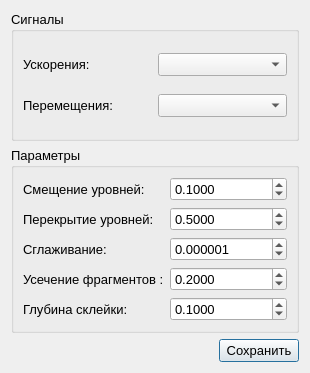
First picture: the form in gui/LevelsWindow.ui, repository Qinterfly/EvalSig, before the edit.
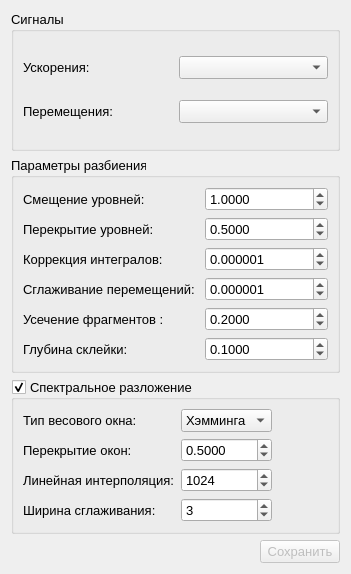
Second picture: the form after the edit.

Patch:
```diff
--- a/gui/LevelsWindow.ui
+++ b/gui/LevelsWindow.ui
@@ -6,8 +6,8 @@
    <rect>
     <x>0</x>
     <y>0</y>
-    <width>310</width>
-    <height>373</height>
+    <width>351</width>
+    <height>574</height>
    </rect>
   </property>
   <property name="sizePolicy">
@@ -27,6 +27,12 @@
   <layout class="QVBoxLayout" name="verticalLayout_2">
    <item>
     <widget class="QGroupBox" name="groupBoxSignals">
+     <property name="sizePolicy">
+      <sizepolicy hsizetype="Preferred" vsizetype="Minimum">
+       <horstretch>0</horstretch>
+       <verstretch>0</verstretch>
+      </sizepolicy>
+     </property>
      <property name="title">
       <string>Сигналы</string>
      </property>
@@ -56,8 +62,14 @@
    </item>
    <item>
     <widget class="QGroupBox" name="groupBoxParams">
+     <property name="sizePolicy">
+      <sizepolicy hsizetype="Preferred" vsizetype="Minimum">
+       <horstretch>0</horstretch>
+       <verstretch>0</verstretch>
+      </sizepolicy>
+     </property>
      <property name="title">
-      <string>Параметры</string>
+      <string>Параметры разбиения</string>
      </property>
      <layout class="QGridLayout" name="gridLayout_3">
       <item row="2" column="1">
@@ -66,7 +78,7 @@
          <number>4</number>
         </property>
         <property name="maximum">
-         <double>1.000000000000000</double>
+         <double>0.999900000000000</double>
         </property>
         <property name="stepType">
          <enum>QAbstractSpinBox::AdaptiveDecimalStepType</enum>
@@ -76,27 +88,43 @@
         </property>
        </widget>
       </item>
-      <item row="2" column="0">
-       <widget class="QLabel" name="labelOverlapFactor">
+      <item row="3" column="0">
+       <widget class="QLabel" name="labelSmoothIntegrFactor">
         <property name="text">
-         <string>Перекрытие уровней: </string>
+         <string>Коррекция интегралов: </string>
         </property>
        </widget>
       </item>
-      <item row="4" column="0">
+      <item row="4" column="1">
+       <widget class="QDoubleSpinBox" name="spinBoxSmoothApproxFactor">
+        <property name="decimals">
+         <number>6</number>
+        </property>
+        <property name="maximum">
+         <double>1.000000000000000</double>
+        </property>
+        <property name="stepType">
+         <enum>QAbstractSpinBox::AdaptiveDecimalStepType</enum>
+        </property>
+        <property name="value">
+         <double>0.000001000000000</double>
+        </property>
+       </widget>
+      </item>
+      <item row="5" column="0">
        <widget class="QLabel" name="labelTruncatePercent">
         <property name="text">
          <string>Усечение фрагментов :</string>
         </property>
        </widget>
       </item>
-      <item row="1" column="1">
-       <widget class="QDoubleSpinBox" name="doubleSpinBoxLevelStep">
+      <item row="6" column="1">
+       <widget class="QDoubleSpinBox" name="spinBoxDepthGluing">
         <property name="decimals">
          <number>4</number>
         </property>
         <property name="maximum">
-         <double>100000.000000000000000</double>
+         <double>1.000000000000000</double>
         </property>
         <property name="stepType">
          <enum>QAbstractSpinBox::AdaptiveDecimalStepType</enum>
@@ -106,6 +134,38 @@
         </property>
        </widget>
       </item>
+      <item row="5" column="1">
+       <widget class="QDoubleSpinBox" name="spinBoxTruncatePercent">
+        <property name="decimals">
+         <number>4</number>
+        </property>
+        <property name="maximum">
+         <double>1.000000000000000</double>
+        </property>
+        <property name="stepType">
+         <enum>QAbstractSpinBox::AdaptiveDecimalStepType</enum>
+        </property>
+        <property name="value">
+         <double>0.200000000000000</double>
+        </property>
+       </widget>
+      </item>
+      <item row="3" column="1">
+       <widget class="QDoubleSpinBox" name="spinBoxSmoothIntegrFactor">
+        <property name="decimals">
+         <number>6</number>
+        </property>
+        <property name="maximum">
+         <double>1.000000000000000</double>
+        </property>
+        <property name="stepType">
+         <enum>QAbstractSpinBox::AdaptiveDecimalStepType</enum>
+        </property>
+        <property name="value">
+         <double>0.000001000000000</double>
+        </property>
+       </widget>
+      </item>
       <item row="1" column="0">
        <widget class="QLabel" name="labelLevelStep">
         <property name="text">
@@ -113,65 +173,205 @@
         </property>
        </widget>
       </item>
-      <item row="3" column="0">
-       <widget class="QLabel" name="labelSmoothApproxFactor">
+      <item row="2" column="0">
+       <widget class="QLabel" name="labelOverlapFactor">
         <property name="text">
-         <string>Сглаживание: </string>
+         <string>Перекрытие уровней: </string>
         </property>
        </widget>
       </item>
-      <item row="3" column="1">
-       <widget class="QDoubleSpinBox" name="doubleSpinBoxSmoothApproxFactor">
+      <item row="1" column="1">
+       <widget class="QDoubleSpinBox" name="spinBoxLevelStep">
         <property name="decimals">
-         <number>6</number>
+         <number>4</number>
         </property>
         <property name="maximum">
-         <double>1.000000000000000</double>
+         <double>100000.000000000000000</double>
         </property>
         <property name="stepType">
          <enum>QAbstractSpinBox::AdaptiveDecimalStepType</enum>
         </property>
         <property name="value">
-         <double>0.000001000000000</double>
+         <double>1.000000000000000</double>
         </property>
        </widget>
       </item>
-      <item row="5" column="0">
+      <item row="6" column="0">
        <widget class="QLabel" name="labelDepthGluing">
         <property name="text">
          <string>Глубина склейки:</string>
         </property>
        </widget>
       </item>
-      <item row="4" column="1">
-       <widget class="QDoubleSpinBox" name="doubleSpinBoxTruncatePercent">
+      <item row="4" column="0">
+       <widget class="QLabel" name="labelSmoothApproxFactor">
+        <property name="text">
+         <string>Сглаживание перемещений: </string>
+        </property>
+       </widget>
+      </item>
+     </layout>
+    </widget>
+   </item>
+   <item>
+    <widget class="QGroupBox" name="groupBoxPowerSpectralDensity">
+     <property name="sizePolicy">
+      <sizepolicy hsizetype="Preferred" vsizetype="Minimum">
+       <horstretch>0</horstretch>
+       <verstretch>0</verstretch>
+      </sizepolicy>
+     </property>
+     <property name="title">
+      <string>Спектральное разложение</string>
+     </property>
+     <property name="checkable">
+      <bool>true</bool>
+     </property>
+     <layout class="QGridLayout" name="gridLayout_4">
+      <item row="0" column="0">
+       <widget class="QLabel" name="labelWeightWindowType">
+        <property name="text">
+         <string>Тип весового окна:</string>
+        </property>
+       </widget>
+      </item>
+      <item row="1" column="0">
+       <widget class="QLabel" name="labelSpectrumOverlapFactor">
+        <property name="text">
+         <string>Перекрытие окон:</string>
+        </property>
+       </widget>
+      </item>
+      <item row="1" column="1">
+       <widget class="QDoubleSpinBox" name="spinBoxSpectrumOverlapFactor">
         <property name="decimals">
          <number>4</number>
         </property>
         <property name="maximum">
-         <double>1.000000000000000</double>
+         <double>0.999000000000000</double>
         </property>
         <property name="stepType">
          <enum>QAbstractSpinBox::AdaptiveDecimalStepType</enum>
         </property>
         <property name="value">
-         <double>0.200000000000000</double>
+         <double>0.500000000000000</double>
         </property>
        </widget>
       </item>
-      <item row="5" column="1">
-       <widget class="QDoubleSpinBox" name="doubleSpinBoxDepthGluing">
-        <property name="decimals">
-         <number>4</number>
+      <item row="2" column="1">
+       <widget class="QSpinBox" name="spinBoxSpectrumInterpolation">
+        <property name="minimum">
+         <number>2</number>
         </property>
         <property name="maximum">
-         <double>1.000000000000000</double>
+         <number>10000</number>
         </property>
+        <property name="value">
+         <number>1024</number>
+        </property>
+       </widget>
+      </item>
+      <item row="0" column="1">
+       <widget class="QComboBox" name="comboBoxWeightWindowType">
+        <property name="sizeAdjustPolicy">
+         <enum>QComboBox::AdjustToContents</enum>
+        </property>
+        <item>
+         <property name="text">
+          <string>Хэмминга</string>
+         </property>
+        </item>
+        <item>
+         <property name="text">
+          <string>Ханна</string>
+         </property>
+        </item>
+        <item>
+         <property name="text">
+          <string>Блэкмана</string>
+         </property>
+        </item>
+       </widget>
+      </item>
+      <item row="0" column="2">
+       <spacer name="horizontalSpacerWeightWindowType">
+        <property name="orientation">
+         <enum>Qt::Horizontal</enum>
+        </property>
+        <property name="sizeHint" stdset="0">
+         <size>
+          <width>40</width>
+          <height>20</height>
+         </size>
+        </property>
+       </spacer>
+      </item>
+      <item row="2" column="0">
+       <widget class="QLabel" name="labelSpectrumInterpolation">
+        <property name="text">
+         <string>Линейная интерполяция:</string>
+        </property>
+       </widget>
+      </item>
+      <item row="3" column="0">
+       <widget class="QLabel" name="labelSpectrumSmoothWidth">
+        <property name="text">
+         <string>Ширина сглаживания:</string>
+        </property>
+       </widget>
+      </item>
+      <item row="2" column="2">
+       <spacer name="horizontalSpacerSpectrumInterpolation">
+        <property name="orientation">
+         <enum>Qt::Horizontal</enum>
+        </property>
+        <property name="sizeHint" stdset="0">
+         <size>
+          <width>40</width>
+          <height>20</height>
+         </size>
+        </property>
+       </spacer>
+      </item>
+      <item row="3" column="2">
+       <spacer name="horizontalSpacerSpectrumSmoothWidth">
+        <property name="orientation">
+         <enum>Qt::Horizontal</enum>
+        </property>
+        <property name="sizeHint" stdset="0">
+         <size>
+          <width>40</width>
+          <height>20</height>
+         </size>
+        </property>
+       </spacer>
+      </item>
+      <item row="1" column="2">
+       <spacer name="horizontalSpacerSpectrumOverlapFactor">
+        <property name="orientation">
+         <enum>Qt::Horizontal</enum>
+        </property>
+        <property name="sizeHint" stdset="0">
+         <size>
+          <width>40</width>
+          <height>20</height>
+         </size>
+        </property>
+       </spacer>
+      </item>
+      <item row="3" column="1">
+       <widget class="QSpinBox" name="spinBoxSmoothWidth">
+        <property name="minimum">
+         <number>1</number>
+        </property>
+        <property name="maximum">
+         <number>2048</number>
+        </property>
         <property name="stepType">
          <enum>QAbstractSpinBox::AdaptiveDecimalStepType</enum>
         </property>
         <property name="value">
-         <double>0.100000000000000</double>
+         <number>3</number>
         </property>
        </widget>
       </item>
@@ -195,6 +395,9 @@
      </item>
      <item>
       <widget class="QPushButton" name="pushButtonSaveLevels">
+       <property name="enabled">
+        <bool>false</bool>
+       </property>
        <property name="text">
         <string>Сохранить</string>
        </property>
```
Left out of the diff: 5 changed lines with no effect on the pictures.
